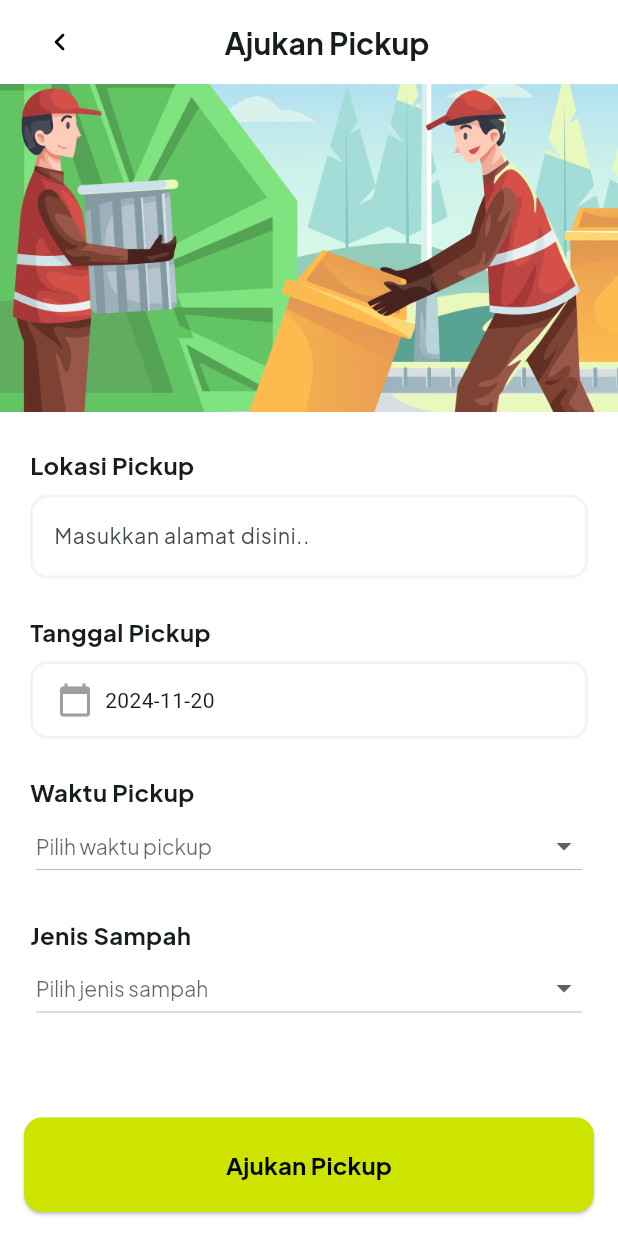
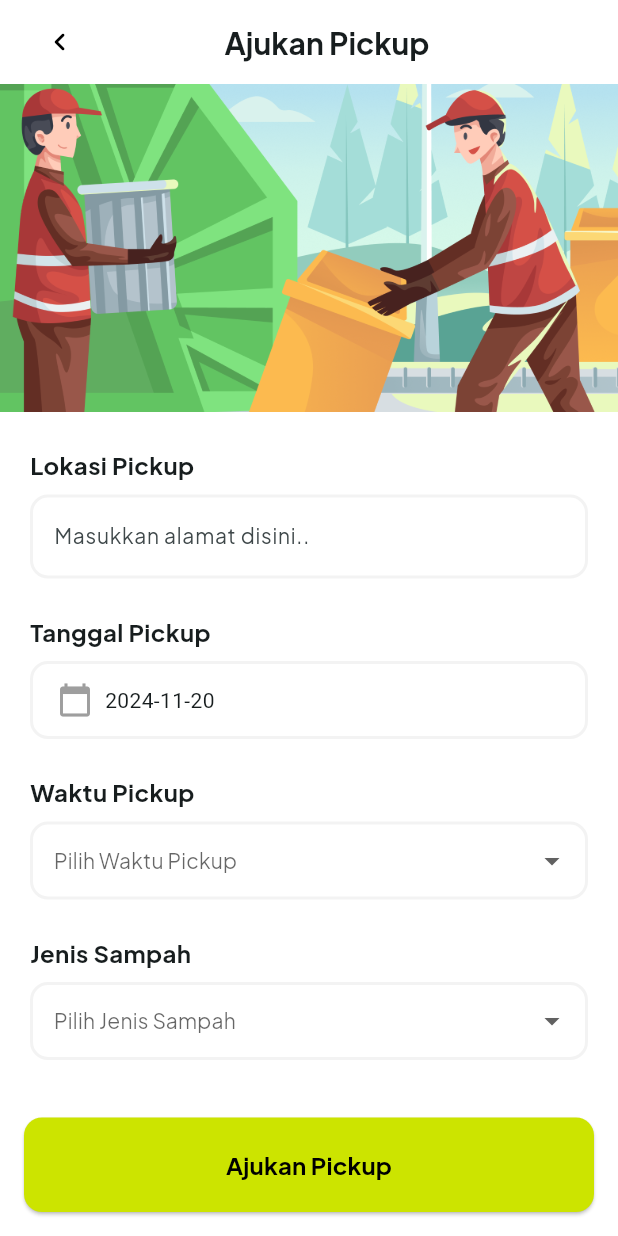
Before and after one commit to mhmdrazn/BuangBijak, a Flutter app: the screen it shows after launch, on a phone screen of 412 x 824 dp. Run offline on Flutter 3.47's test engine with Material 3 defaults, Android fonts, the phone set to English and light mode, and no system bars.

Commit message:
feat: dropdown components

```diff
--- a/lib/screens/pickup_screens.dart
+++ b/lib/screens/pickup_screens.dart
@@ -2,6 +2,7 @@ import 'package:flutter/material.dart';
 import '../theme.dart';
 import '../widgets/bottom_button.dart';
 import '../widgets/date_picker.dart';
+import '../widgets/dropdown.dart';
 
 class PickupPage extends StatefulWidget {
   @override
@@ -38,7 +39,9 @@ class _PickupPageState extends State<PickupPage> {
           ),
         ),
       ),
-      body: Column(
+      body: ConstrainedBox(
+        constraints: BoxConstraints(maxWidth: 600),
+        child: Column(
           children: [
             Expanded(
               child: SingleChildScrollView(
@@ -88,6 +91,9 @@ class _PickupPageState extends State<PickupPage> {
                           Text('Tanggal Pickup', style: bold16),
                           SizedBox(height: 8),
                           DatePickerWidget(
+                            decoration: InputDecoration(
+                              hintStyle: regular14
+                            ),
                             onDateSelected: (DateTime selectedDate) {
                               setState(() {
                                 _selectedDate = selectedDate;
@@ -98,31 +104,21 @@ class _PickupPageState extends State<PickupPage> {
                         ],
                       ),
                     ),
+
                     Container(
                       padding: const EdgeInsets.only(left: 20.0, right: 20.0, top: 12, bottom: 12),
                       child: Column(
                         crossAxisAlignment: CrossAxisAlignment.start,
                         children: [
-                        Text('Waktu Pickup', style: bold16),
-                        DropdownButton<String>(
-                          padding: EdgeInsets.only(left: 4, right: 4),
-                          value: selectedTimeSlot, // The currently selected value
-                          hint: Text('Pilih waktu pickup', style: regular14), // Placeholder text
-                          isExpanded: true, // Makes the dropdown take up full width
+                          CustomDropdown(
+                            title: 'Waktu Pickup',
+                            items: ['Pagi (07.00 - 08.00)', 'Siang (12.00 - 13.00)', 'Sore (16.00 - 17.00)', 'Malam (19.00 - 20.00)'],
                             onChanged: (String? newValue) {
                               setState(() {
-                              selectedTimeSlot = newValue; // Update selected time slot
+                                selectedWasteType = newValue;
                               });
                             },
-                          style: TextStyle(color: grey1),
-                          items: <String>['Pagi (7.00 - 8.00)', 'Siang (12.00 - 13.00)', 'Sore (16.00 - 17.00)']
-                              .map<DropdownMenuItem<String>>((String value) {
-                            return DropdownMenuItem<String>(
-                              value: value,
-                              child: Text(value, style: regular14),
-                            );
-                          }).toList(),
-                        ),
+                          )
                         ],
                       ),
                     ),
@@ -132,29 +128,19 @@ class _PickupPageState extends State<PickupPage> {
                       child: Column(
                         crossAxisAlignment: CrossAxisAlignment.start,
                         children: [
-                        Text('Jenis Sampah', style: bold16),
-                        DropdownButton<String>(
-                          padding: EdgeInsets.only(left: 4, right: 4),
-                          value: selectedWasteType, // The currently selected value
-                          hint: Text('Pilih jenis sampah', style: regular14), // Placeholder text
-                          isExpanded: true, // Makes the dropdown take up full width
+                          CustomDropdown(
+                            title: 'Jenis Sampah',
+                            items: ['Sampah Kertas', 'Sampah Botol & Kaca', 'Sampah Plastik', 'Sampah Logam'],
                             onChanged: (String? newValue) {
                               setState(() {
-                              selectedWasteType = newValue; // Update selected time slot
+                                selectedWasteType = newValue;
                               });
                             },
-                          style: TextStyle(color: grey1),
-                          items: <String>['Sampah Kertas', 'Sampah Botol & Kaca', 'Sampah Plastik', 'Sampah Logam']
-                              .map<DropdownMenuItem<String>>((String value) {
-                            return DropdownMenuItem<String>(
-                              value: value,
-                              child: Text(value, style: regular14),
-                            );
-                          }).toList(),
-                        ),
+                          )
                         ],
                       ),
                     ),
+
                     const SizedBox(height: 24.0)
                   ],
                 ),
@@ -172,6 +158,8 @@ class _PickupPageState extends State<PickupPage> {
             ),
           ],
         ),
+        )
+
     );
   }
 }
--- a/lib/widgets/date_picker.dart
+++ b/lib/widgets/date_picker.dart
@@ -4,7 +4,7 @@ import 'package:fp_tekber/theme.dart';
 class DatePickerWidget extends StatefulWidget {
   final Function(DateTime) onDateSelected;
 
-  const DatePickerWidget({Key? key, required this.onDateSelected}) : super(key: key);
+  const DatePickerWidget({Key? key, required this.onDateSelected, required InputDecoration decoration}) : super(key: key);
 
   @override
   _DatePickerWidgetState createState() => _DatePickerWidgetState();
--- /dev/null
+++ b/lib/widgets/dropdown.dart
@@ -0,0 +1,61 @@
+import 'package:flutter/material.dart';
+import '../theme.dart';
+
+class CustomDropdown extends StatelessWidget{
+  final String title;
+  final List<String> items;
+  final String? selectedValue;
+  final Function(String?) onChanged;
+
+  const CustomDropdown({
+    Key? key,
+    required this.title,
+    required this.items,
+    this.selectedValue,
+    required this.onChanged,
+  }) : super(key: key);
+
+  @override
+  Widget build(BuildContext context){
+    return Container(
+      child: Column(
+        crossAxisAlignment: CrossAxisAlignment.start,
+        children: [
+          Text(title, style: bold16),
+          SizedBox(height: 8),
+          DropdownButtonFormField<String>(
+            value: selectedValue,
+            hint: Text("Pilih $title", style: regular14), // Placeholder text
+            isExpanded: true,
+            decoration: InputDecoration(
+              enabledBorder: OutlineInputBorder(
+                borderRadius: BorderRadius.circular(12),
+                borderSide: BorderSide(color: grey3, width: 2),
+              ),
+              focusedBorder: OutlineInputBorder(
+                borderRadius: BorderRadius.circular(12),
+                borderSide: BorderSide(color: grey3, width: 2),
+              ),
+              errorBorder: OutlineInputBorder(
+                borderRadius: BorderRadius.circular(12),
+                borderSide: BorderSide(color: grey3, width: 2),
+              ),
+              contentPadding: const EdgeInsets.symmetric(horizontal: 12, vertical: 14),
+              border: OutlineInputBorder(
+                borderRadius: BorderRadius.circular(12),
+                borderSide: BorderSide(color: grey3, width: 2),
+              ),
+            ),
+            onChanged: onChanged,
+            items: items.map<DropdownMenuItem<String>>((String value) {
+              return DropdownMenuItem<String>(
+                value: value,
+                child: Text(value, style: regular14), // Style for dropdown items
+              );
+            }).toList(),
+          )
+        ],
+      )
+    );
+  }
+}
```
Also changed, not shown: lib/widgets/container_list.dart (deleted, +0 -21 lines). Lines whose indentation alone changed are shown as unchanged.
